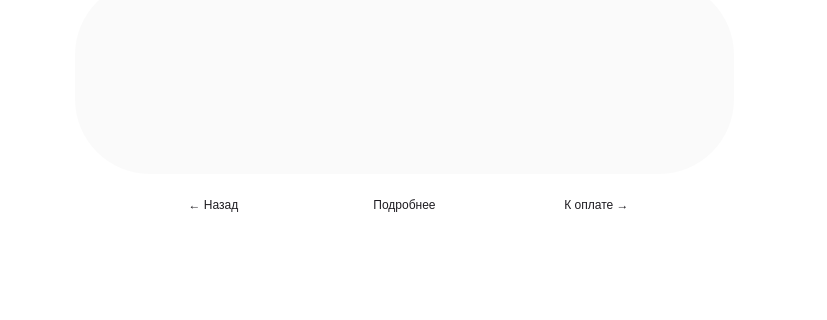
burakshaevn/qt-car-dealership, file mainwindow.ui: the form before one commit; both pictures show x 145 to 972 and y 240 to 560 of the 1100 by 560 pixel window.
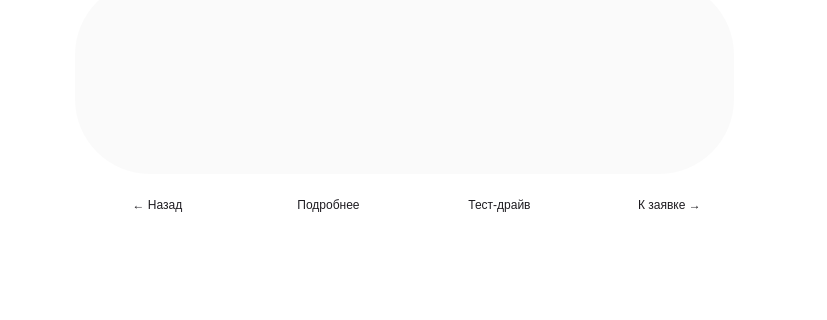
The form after the commit. The open tabs and pages were chosen to show the change. Icons and pictures are not drawn.

What changed in the file:
```diff
--- a/mainwindow.ui
+++ b/mainwindow.ui
@@ -276,7 +276,7 @@
      <widget class="QPushButton" name="pushButton_to_pay">
       <property name="geometry">
        <rect>
-        <x>664</x>
+        <x>737</x>
         <y>426</y>
         <width>155</width>
         <height>38</height>
@@ -291,7 +291,7 @@
 }</string>
       </property>
       <property name="text">
-       <string>К оплате →</string>
+       <string>К заявке →</string>
       </property>
      </widget>
      <widget class="QPushButton" name="pushButton_next_right">
@@ -375,7 +375,7 @@
      <widget class="QPushButton" name="pushButton_back">
       <property name="geometry">
        <rect>
-        <x>281</x>
+        <x>225</x>
         <y>426</y>
         <width>155</width>
         <height>38</height>
@@ -462,7 +462,7 @@
      <widget class="QPushButton" name="pushButton_info">
       <property name="geometry">
        <rect>
-        <x>472</x>
+        <x>396</x>
         <y>426</y>
         <width>155</width>
         <height>38</height>
@@ -481,6 +481,28 @@
        <string>Подробнее</string>
       </property>
      </widget>
+     <widget class="QPushButton" name="pushButton_test_drive">
+      <property name="geometry">
+       <rect>
+        <x>567</x>
+        <y>426</y>
+        <width>155</width>
+        <height>38</height>
+       </rect>
+      </property>
+      <property name="styleSheet">
+       <string notr="true">QPushButton {
+	background-color: transparent;
+	color: #1d1b20; 
+	border-radius: 18px;
+
+	font: 14pt &quot;JetBrains Mono&quot;;
+}</string>
+      </property>
+      <property name="text">
+       <string>Тест-драйв</string>
+      </property>
+     </widget>
      <zorder>label</zorder>
      <zorder>label_car_image</zorder>
      <zorder>pushButton_to_pay</zorder>
```
Left out of the diff: 1 changed line with no effect on the pictures.
